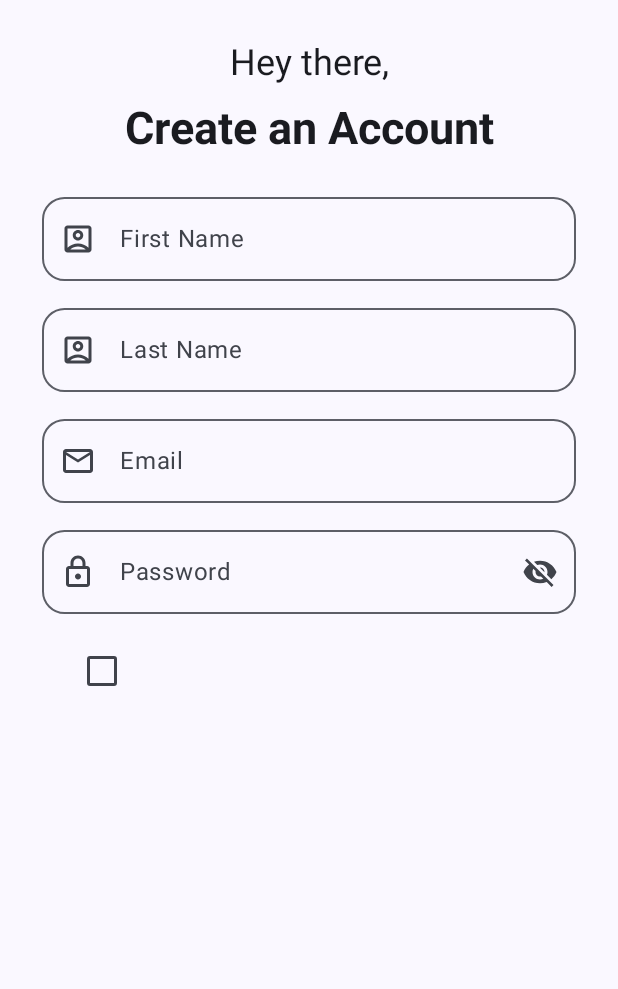
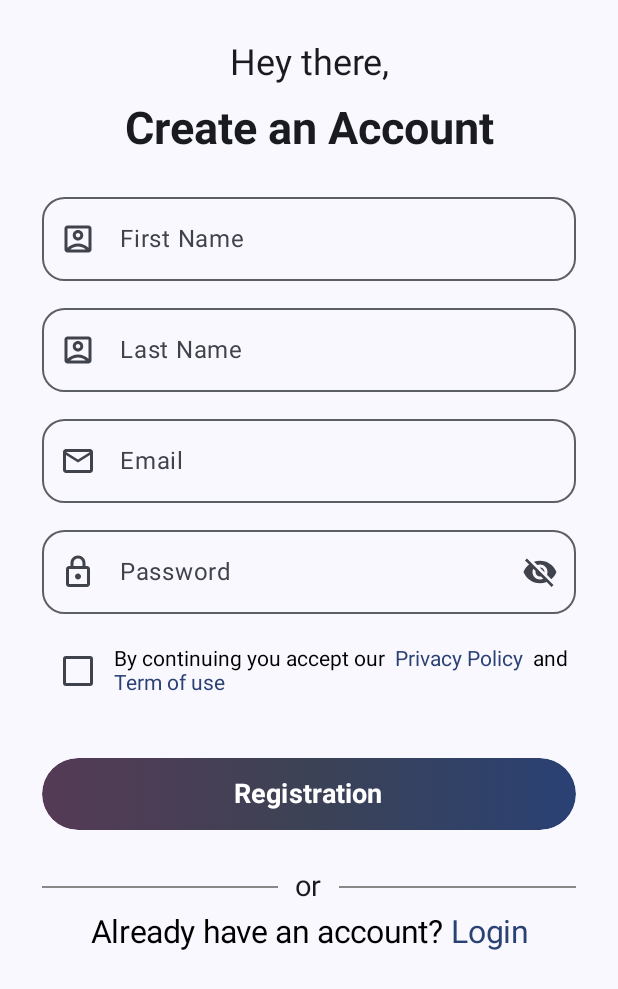
Before and after one commit to Bhargav200004/LoginAuth, an Android app built with Jetpack Compose: the screen it shows after launch (MainActivity), on a phone screen of 412 x 824 dp. Shown: the top 989 px of the screen. Run offline under Robolectric (Android 15) with nearby library versions, the phone set to English and light mode, and no system bars.

Commit message:
commit #2 SignUpScreen

```diff
--- a/app/src/main/java/com/example/loginauth/MainActivity.kt
+++ b/app/src/main/java/com/example/loginauth/MainActivity.kt
@@ -3,14 +3,7 @@ package com.example.loginauth
 import android.os.Bundle
 import androidx.activity.ComponentActivity
 import androidx.activity.compose.setContent
-import androidx.compose.foundation.layout.fillMaxSize
-import androidx.compose.material3.MaterialTheme
-import androidx.compose.material3.Surface
-import androidx.compose.material3.Text
-import androidx.compose.runtime.Composable
-import androidx.compose.ui.Modifier
-import androidx.compose.ui.tooling.preview.Preview
-import com.example.loginauth.app.PostOfficeApp
+import com.example.loginauth.app.LoginAuthApp
 import com.example.loginauth.ui.theme.LoginAuthTheme
 
 class MainActivity : ComponentActivity() {
@@ -19,7 +12,7 @@ class MainActivity : ComponentActivity() {
         setContent {
             LoginAuthTheme {
                 // A surface container using the 'background' color from the theme
-                PostOfficeApp()
+                LoginAuthApp()
             }
         }
     }
--- /dev/null
+++ b/app/src/main/java/com/example/loginauth/app/LoginAuthApp.kt
@@ -0,0 +1,33 @@
+package com.example.loginauth.app
+
+import androidx.compose.animation.Crossfade
+import androidx.compose.foundation.layout.fillMaxSize
+import androidx.compose.material3.MaterialTheme
+import androidx.compose.material3.Surface
+import androidx.compose.runtime.Composable
+import androidx.compose.ui.Modifier
+import com.example.loginauth.navigation.LoginAuthRouter
+import com.example.loginauth.navigation.Screen
+import com.example.loginauth.screen.SignUpScreen
+import com.example.loginauth.screen.TermsAndConditionScreen
+
+@Composable
+fun LoginAuthApp() {
+    Surface(
+        modifier = Modifier.fillMaxSize(),
+        color = MaterialTheme.colorScheme.background
+    ) {
+
+        Crossfade(targetState = LoginAuthRouter.currentScreen, label = "") { currentScreen ->
+            when(currentScreen.value){
+                Screen.SignUpScreen -> {
+                    SignUpScreen()
+                }
+                Screen.TermAndConditionScreen -> {
+                    TermsAndConditionScreen()
+                }
+            }
+
+        }
+    }
+}
--- a/app/src/main/java/com/example/loginauth/app/PastOfficeApp.kt
+++ /dev/null
@@ -1,18 +0,0 @@
-package com.example.loginauth.app
-
-import androidx.compose.foundation.layout.fillMaxSize
-import androidx.compose.material3.MaterialTheme
-import androidx.compose.material3.Surface
-import androidx.compose.runtime.Composable
-import androidx.compose.ui.Modifier
-import com.example.loginauth.screen.SignUpScreen
-
-@Composable
-fun PostOfficeApp() {
-    Surface(
-        modifier = Modifier.fillMaxSize(),
-        color = MaterialTheme.colorScheme.background
-    ) {
-        SignUpScreen()
-    }
-}
--- a/app/src/main/java/com/example/loginauth/components/AppComponents.kt
+++ b/app/src/main/java/com/example/loginauth/components/AppComponents.kt
@@ -1,5 +1,9 @@
 package com.example.loginauth.components
 
+import android.util.Log
+import androidx.compose.foundation.background
+import androidx.compose.foundation.layout.Box
+import androidx.compose.foundation.layout.PaddingValues
 import androidx.compose.foundation.layout.Row
 import androidx.compose.foundation.layout.fillMaxWidth
 import androidx.compose.foundation.layout.height
@@ -11,7 +15,10 @@ import androidx.compose.foundation.text.KeyboardOptions
 import androidx.compose.material.icons.Icons
 import androidx.compose.material.icons.filled.Visibility
 import androidx.compose.material.icons.filled.VisibilityOff
+import androidx.compose.material3.Button
+import androidx.compose.material3.ButtonDefaults
 import androidx.compose.material3.Checkbox
+import androidx.compose.material3.Divider
 import androidx.compose.material3.Icon
 import androidx.compose.material3.IconButton
 import androidx.compose.material3.MaterialTheme
@@ -24,6 +31,8 @@ import androidx.compose.runtime.remember
 import androidx.compose.runtime.setValue
 import androidx.compose.ui.Alignment
 import androidx.compose.ui.Modifier
+import androidx.compose.ui.graphics.Brush
+import androidx.compose.ui.graphics.Color
 import androidx.compose.ui.graphics.vector.ImageVector
 import androidx.compose.ui.text.SpanStyle
 import androidx.compose.ui.text.TextStyle
@@ -134,15 +143,14 @@ fun PassWordTextField(label: String, accountBox: ImageVector) {
 }
 
 @Composable
-fun CheckBoxComponent(value : String) {
+fun CheckBoxComponent(value : String ,onTextSelected : (String) -> Unit ) {
 
     var checkedState by remember { mutableStateOf(false)}
 
     Row (
         modifier = Modifier
             .fillMaxWidth()
-            .height(56.dp)
-            .padding(16.dp),
+            .height(56.dp),
         verticalAlignment = Alignment.CenterVertically
     ){
         Checkbox(
@@ -152,16 +160,18 @@ fun CheckBoxComponent(value : String) {
             }
         )
 
+        ClickableTextComponent(value = value , onTextSelected = onTextSelected)
+
 
     }
 }
 
 
 @Composable
-fun ClickableTextComponent() {
+fun ClickableTextComponent(value : String , onTextSelected : (String) -> Unit) {
     val initialText = "By continuing you accept our "
-    val privacyPolicyText = "Privacy Policy"
-    val andText = "and"
+    val privacyPolicyText = " Privacy Policy "
+    val andText = " and "
     val termsAndConditionsText = "Term of use"
 
     val annotatedString = buildAnnotatedString {
@@ -179,5 +189,121 @@ fun ClickableTextComponent() {
 
     ClickableText(text =annotatedString , onClick = {offset ->
 
+        annotatedString.getStringAnnotations(offset,offset)
+            .firstOrNull()?.also { span->
+                Log.d("ClickableTextComponent","$span")
+
+
+                if ((span.item == termsAndConditionsText) || (span.item == privacyPolicyText)){
+                    onTextSelected(span.item)
+                }
+
+
+
+            }
     })
 }
+
+
+@Composable
+fun ButtonComponent(value: String) {
+     Button(
+         modifier = Modifier
+             .fillMaxWidth()
+             .heightIn(48.dp),
+         onClick = { /*TODO*/ },
+         contentPadding = PaddingValues(),
+         colors = ButtonDefaults.buttonColors(Color.Transparent)
+     ) {
+
+         Box(
+             modifier = Modifier
+                 .fillMaxWidth()
+                 .heightIn(48.dp)
+                 .background(
+                     brush = Brush.horizontalGradient(
+                         listOf(
+                             MaterialTheme.colorScheme.tertiary,
+                             MaterialTheme.colorScheme.secondary,
+                             MaterialTheme.colorScheme.primary
+                         )
+                     ),
+                     shape = RoundedCornerShape(50.dp)
+                 ),
+             contentAlignment = Alignment.Center
+
+         ){
+             Text(
+                 text = value,
+                 fontSize = 18.sp,
+                 fontWeight = FontWeight.Bold
+             )
+         }
+     }
+}
+
+
+@Composable
+fun DividerComponent() {
+    Row (
+        modifier = Modifier
+            .fillMaxWidth(),
+        verticalAlignment = Alignment.CenterVertically
+    ){
+        Divider(
+            modifier = Modifier
+                .fillMaxWidth()
+                .weight(1f),
+            color = Color.Gray,
+            thickness = 1.dp
+        )
+        Text(
+            modifier = Modifier
+                .padding(6.dp),
+            text = " or ",
+            fontSize = 19.sp,
+        )
+        Divider(
+            modifier = Modifier
+                .fillMaxWidth()
+                .weight(1f),
+            color = Color.Gray,
+            thickness = 1.dp
+        )
+    }
+}
+
+@Composable
+fun ClickableLoginTextComponent(value : String , onTextSelected : (String) -> Unit) {
+    val initialText = "Already have an account? "
+    val loginText = "Login"
+
+    val annotatedString = buildAnnotatedString {
+        append(initialText)
+        withStyle(style = SpanStyle(color = MaterialTheme.colorScheme.primary)) {
+            pushStringAnnotation(tag = loginText, annotation = loginText)
+            append(loginText)
+        }
+    }
+
+    ClickableText(
+        modifier = Modifier
+            .fillMaxWidth()
+            .heightIn(min = 40.dp),
+        text =annotatedString ,
+        style = TextStyle(
+        fontSize = 21.sp,
+        fontWeight = FontWeight.Normal,
+        fontStyle = FontStyle.Normal,
+        textAlign = TextAlign.Center
+    ), onClick = {offset ->
+
+        annotatedString.getStringAnnotations(offset,offset)
+            .firstOrNull()?.also { span->
+                Log.d("ClickableTextComponent","$span")
+                if (span.item == loginText){
+                    onTextSelected(span.item)
+                }
+            }
+    })
+}
--- /dev/null
+++ b/app/src/main/java/com/example/loginauth/navigation/LoginAuthRouter.kt
@@ -0,0 +1,24 @@
+package com.example.loginauth.navigation
+
+import androidx.compose.runtime.MutableState
+import androidx.compose.runtime.mutableStateOf
+
+
+sealed class Screen(){
+
+    object SignUpScreen : Screen()
+
+    object TermAndConditionScreen : Screen()
+
+}
+
+
+object LoginAuthRouter {
+
+    var currentScreen : MutableState<Screen> = mutableStateOf(Screen.SignUpScreen)
+
+    fun navigateTo(destination : Screen){
+        currentScreen.value = destination
+    }
+
+}
--- a/app/src/main/java/com/example/loginauth/screen/SignUpScreen.kt
+++ b/app/src/main/java/com/example/loginauth/screen/SignUpScreen.kt
@@ -9,16 +9,20 @@ import androidx.compose.material.icons.Icons
 import androidx.compose.material.icons.outlined.AccountBox
 import androidx.compose.material.icons.outlined.Email
 import androidx.compose.material.icons.outlined.Lock
-import androidx.compose.material.icons.outlined.Password
 import androidx.compose.material3.Surface
 import androidx.compose.runtime.Composable
 import androidx.compose.ui.Modifier
 import androidx.compose.ui.unit.dp
+import com.example.loginauth.components.ButtonComponent
 import com.example.loginauth.components.CheckBoxComponent
+import com.example.loginauth.components.ClickableLoginTextComponent
+import com.example.loginauth.components.DividerComponent
 import com.example.loginauth.components.HeadingTextComponent
 import com.example.loginauth.components.MyTextField
 import com.example.loginauth.components.NormalTextComponent
 import com.example.loginauth.components.PassWordTextField
+import com.example.loginauth.navigation.LoginAuthRouter
+import com.example.loginauth.navigation.Screen
 
 @Composable
 fun SignUpScreen() {
@@ -42,7 +46,16 @@ fun SignUpScreen() {
             Spacer(modifier = Modifier.height(10.dp))
             PassWordTextField(label = "Password", accountBox = Icons.Outlined.Lock)
             Spacer(modifier = Modifier.height(10.dp))
-            CheckBoxComponent(value = "jdh")
+            CheckBoxComponent(value = "" , onTextSelected = {
+                LoginAuthRouter.navigateTo(Screen.TermAndConditionScreen)
+            })
+            Spacer(modifier = Modifier.height(30.dp))
+            ButtonComponent(value = "Registration")
+            Spacer(modifier = Modifier.height(20.dp))
+            DividerComponent()
+            ClickableLoginTextComponent(value = "", onTextSelected = {
+
+            })
         }
 
     }
```
Also changed, not shown: app/src/main/java/com/example/loginauth/navigation/BackButtonHandler.kt (added, +62 -0 lines), app/src/main/java/com/example/loginauth/screen/TermsAndConditionScreen.kt (added, +28 -0 lines).
